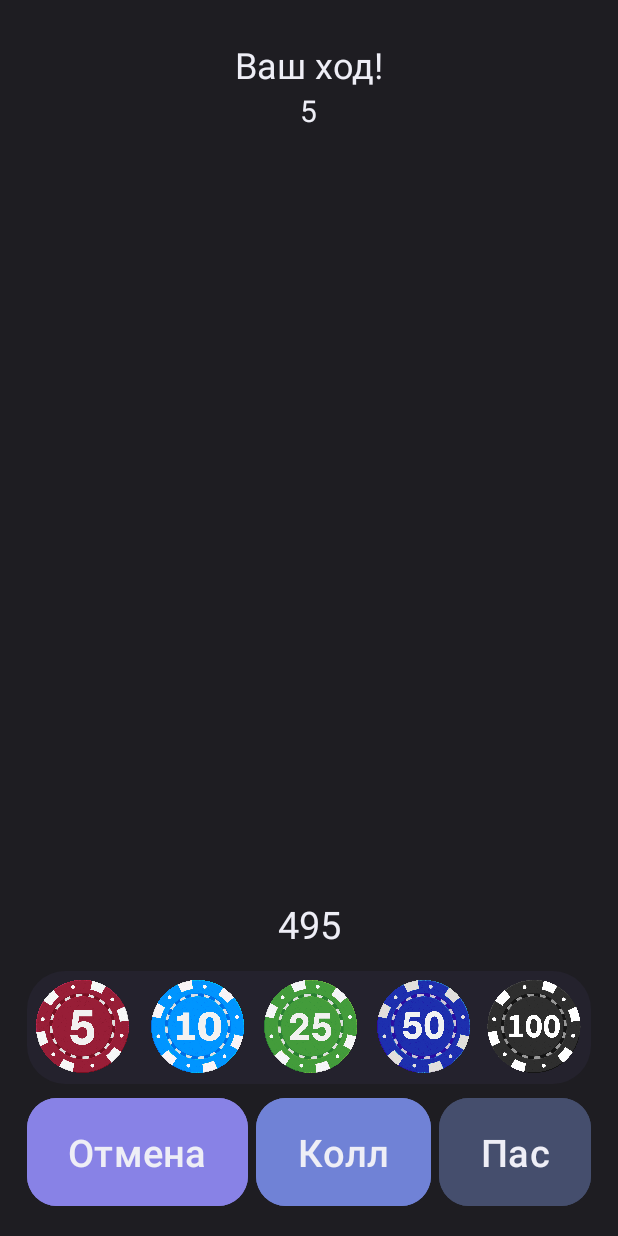
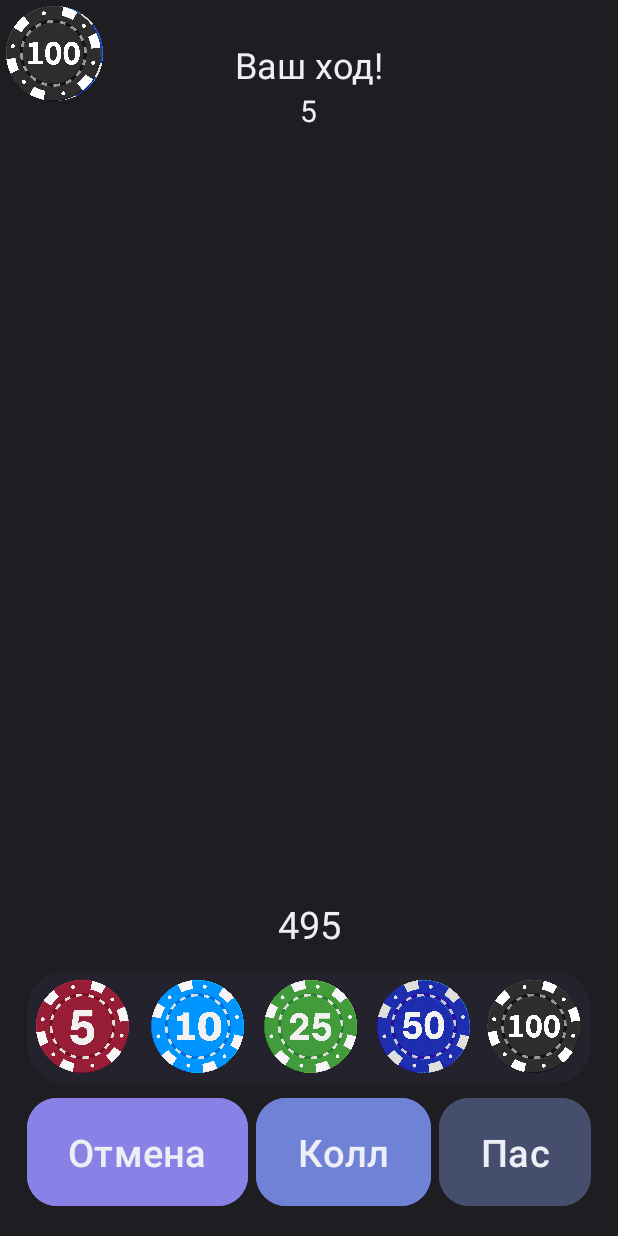
Before and after one commit to KonstantinSklyarov/PokerChips, an Android app: the screen it shows after launch (MainActivity), after a tap on "Bet 5", on a phone screen of 412 x 824 dp. Run offline under Robolectric (Android 15) with nearby library versions, the phone set to English and light mode, and no system bars.

Commit message:
Готовый класс фишек

```diff
--- a/app/src/main/java/com/example/pokerchips/DefaultButton.kt
+++ /dev/null
@@ -1,19 +0,0 @@
-package com.example.pokerchips
-
-import android.content.Context
-import android.graphics.drawable.Drawable
-import android.view.View
-import android.widget.ImageButton
-import android.widget.ImageView
-import androidx.appcompat.app.AppCompatActivity
-import java.util.jar.Attributes
-
-class chip(var imageButton: ImageButton, var appCompatActivity: AppCompatActivity, var chipValue: Int) {
-    public var copyImage: ImageView = ImageView(this.appCompatActivity)
-    init {
-        var draw: Drawable = imageButton.drawable
-        //draw.alpha = draw.alpha / 2
-        copyImage!!.setImageDrawable(draw)
-    }
-
-}
--- a/app/src/main/java/com/example/pokerchips/MainActivity.kt
+++ b/app/src/main/java/com/example/pokerchips/MainActivity.kt
@@ -12,7 +12,6 @@ import android.content.Context
 import android.graphics.drawable.BitmapDrawable
 import android.view.ViewGroup
 import android.view.ViewTreeObserver
-import android.widget.ImageButton
 import android.widget.TextView
 import android.widget.ImageView
 
@@ -67,6 +66,8 @@ class MainActivity : AppCompatActivity() {
         fun setupButtonChipClickListeners() {
             for (chip in betChips) {
                 chip.imageButton.setOnClickListener() {
+                    currentAnimation = createAlphaAnimation(chip.imageButton)
+                    currentAnimation?.start()
                     if (playerChipsCount >= chip.chipValue) {
                         betChip(chip.chipValue)
                         refreshTextAfterBet()
@@ -84,8 +85,6 @@ class MainActivity : AppCompatActivity() {
             }
         }
         setupButtonChipClickListeners()
-
-
         val chipsPrefabs = mutableListOf<ImageView>()
 
         val leftButton: Button = findViewById(R.id.leftButton)
@@ -163,7 +162,7 @@ class MainActivity : AppCompatActivity() {
 
                         // Удаляем объект после завершения анимации
                         val parent = view.parent as ViewGroup
-                        parent.removeView(view)
+                        //parent.removeView(view)
                     }
                 })
 
--- /dev/null
+++ b/app/src/main/java/com/example/pokerchips/chip.kt
@@ -0,0 +1,24 @@
+package com.example.pokerchips
+
+import android.graphics.drawable.Drawable
+import android.view.View
+import android.view.ViewGroup
+import android.widget.ImageButton
+import android.widget.ImageView
+import android.widget.LinearLayout
+import androidx.appcompat.app.AppCompatActivity
+
+class chip(var imageButton: ImageButton, var appCompatActivity: AppCompatActivity, var chipValue: Int) {
+    public var copyImage: ImageView = ImageView(this.appCompatActivity)
+    init {
+        var draw: Drawable = imageButton.drawable.mutate()
+        draw.alpha = draw.alpha
+        copyImage.setImageDrawable(draw)
+        val scale = appCompatActivity.resources.displayMetrics.scaledDensity
+        // Устанавливаем контейнер как контент для активности
+        appCompatActivity.addContentView(copyImage, ViewGroup.LayoutParams((73 * scale).toInt(), (73 * scale).toInt()))
+        //appCompatActivity.setContentView(container)
+
+    }
+
+}
```
